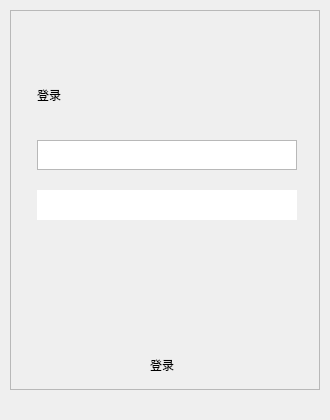
Before: the Qt Designer form src/LoginWindow.ui in MrMeno/QT_GOTTEN, drawn with Qt 5.
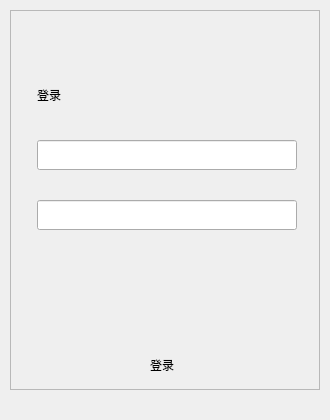
After: the same form once the commit is applied. Icons and pictures are not drawn. Custom widgets are drawn as their Qt base class.

Commit message: update http connect class

What changed in the file:
```diff
--- a/src/LoginWindow.ui
+++ b/src/LoginWindow.ui
@@ -18,8 +18,8 @@
   </property>
   <property name="maximumSize">
    <size>
-    <width>330</width>
-    <height>440</height>
+    <width>660</width>
+    <height>880</height>
    </size>
   </property>
   <property name="baseSize">
@@ -141,54 +141,6 @@
        <height>300</height>
       </rect>
      </property>
-     <widget class="QTextEdit" name="userName">
-      <property name="geometry">
-       <rect>
-        <x>25</x>
-        <y>100</y>
-        <width>260</width>
-        <height>30</height>
-       </rect>
-      </property>
-      <property name="statusTip">
-       <string/>
-      </property>
-      <property name="frameShape">
-       <enum>QFrame::StyledPanel</enum>
-      </property>
-      <property name="frameShadow">
-       <enum>QFrame::Plain</enum>
-      </property>
-      <property name="lineWidth">
-       <number>1</number>
-      </property>
-      <property name="midLineWidth">
-       <number>0</number>
-      </property>
-      <property name="markdown">
-       <string/>
-      </property>
-      <property name="html">
-       <string>&lt;!DOCTYPE HTML PUBLIC &quot;-//W3C//DTD HTML 4.0//EN&quot; &quot;http://www.w3.org/TR/REC-html40/strict.dtd&quot;&gt;
-&lt;html&gt;&lt;head&gt;&lt;meta name=&quot;qrichtext&quot; content=&quot;1&quot; /&gt;&lt;style type=&quot;text/css&quot;&gt;
-p, li { white-space: pre-wrap; }
-&lt;/style&gt;&lt;/head&gt;&lt;body style=&quot; font-family:'SimSun'; font-size:9pt; font-weight:400; font-style:normal;&quot;&gt;
-&lt;p style=&quot;-qt-paragraph-type:empty; margin-top:0px; margin-bottom:0px; margin-left:0px; margin-right:0px; -qt-block-indent:0; text-indent:0px;&quot;&gt;&lt;br /&gt;&lt;/p&gt;&lt;/body&gt;&lt;/html&gt;</string>
-      </property>
-     </widget>
-     <widget class="QTextEdit" name="userPsw">
-      <property name="geometry">
-       <rect>
-        <x>25</x>
-        <y>150</y>
-        <width>260</width>
-        <height>30</height>
-       </rect>
-      </property>
-      <property name="frameShape">
-       <enum>QFrame::NoFrame</enum>
-      </property>
-     </widget>
      <widget class="QLabel" name="textLogin">
       <property name="geometry">
        <rect>
@@ -202,6 +154,26 @@
        <string>登录</string>
       </property>
      </widget>
+     <widget class="QLineEdit" name="userName">
+      <property name="geometry">
+       <rect>
+        <x>25</x>
+        <y>100</y>
+        <width>260</width>
+        <height>30</height>
+       </rect>
+      </property>
+     </widget>
+     <widget class="QLineEdit" name="userPsw">
+      <property name="geometry">
+       <rect>
+        <x>25</x>
+        <y>160</y>
+        <width>260</width>
+        <height>30</height>
+       </rect>
+      </property>
+     </widget>
     </widget>
    </widget>
   </widget>
```
The commit also changes 10 other files.
